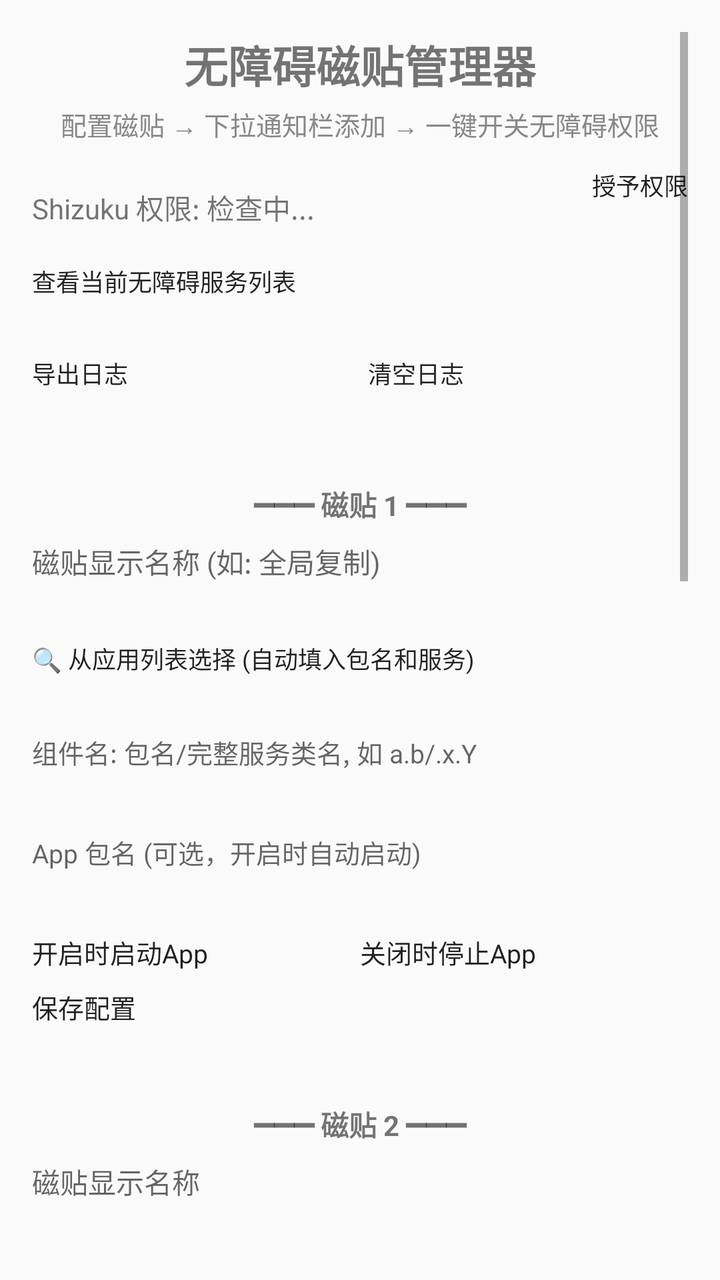
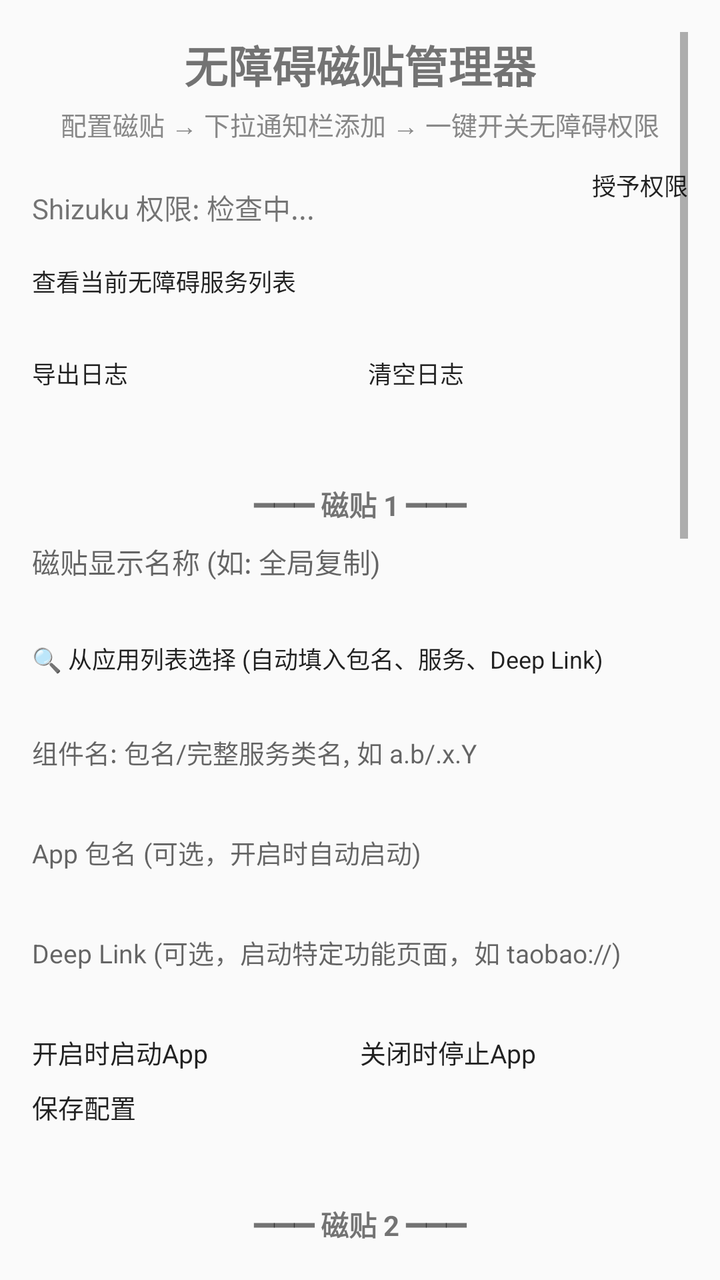

Before-and-after screenshots of an Android layout around one commit, followed by the original layout XML and the change that was made.
<!-- AndroidManifest.xml: application theme AppTheme -->
<!-- res/layout/activity_settings.xml -->
<?xml version="1.0" encoding="utf-8"?>
<ScrollView xmlns:android="http://schemas.android.com/apk/res/android"
    android:layout_width="match_parent"
    android:layout_height="match_parent"
    android:padding="16dp">

    <LinearLayout
        android:layout_width="match_parent"
        android:layout_height="wrap_content"
        android:orientation="vertical"
        android:gravity="center_horizontal">

        
        <TextView
            android:layout_width="wrap_content"
            android:layout_height="wrap_content"
            android:text="无障碍磁贴管理器"
            android:textSize="22sp"
            android:textStyle="bold"
            android:layout_marginBottom="4dp" />

        <TextView
            android:layout_width="wrap_content"
            android:layout_height="wrap_content"
            android:text="配置磁贴 → 下拉通知栏添加 → 一键开关无障碍权限"
            android:textSize="13sp"
            android:textColor="#888888"
            android:layout_marginBottom="12dp" />

        
        <LinearLayout
            android:layout_width="match_parent"
            android:layout_height="wrap_content"
            android:orientation="horizontal"
            android:gravity="center_vertical"
            android:layout_marginBottom="8dp">

            <TextView
                android:id="@+id/tv_shizuku_status"
                android:layout_width="0dp"
                android:layout_height="wrap_content"
                android:layout_weight="1"
                android:text="Shizuku 权限: 检查中..."
                android:textSize="14sp" />

            <Button
                android:id="@+id/btn_request_shizuku"
                android:layout_width="wrap_content"
                android:layout_height="40dp"
                android:text="授予权限"
                android:textSize="12sp" />
        </LinearLayout>

        <Button
            android:id="@+id/btn_show_services"
            android:layout_width="match_parent"
            android:layout_height="40dp"
            android:text="查看当前无障碍服务列表"
            android:textSize="12sp"
            android:layout_marginBottom="6dp" />

        <LinearLayout
            android:layout_width="match_parent"
            android:layout_height="wrap_content"
            android:orientation="horizontal"
            android:layout_marginBottom="16dp">

            <Button
                android:id="@+id/btn_export_log"
                android:layout_width="0dp"
                android:layout_height="40dp"
                android:layout_weight="1"
                android:text="导出日志"
                android:textSize="12sp"
                android:layout_marginEnd="4dp" />

            <Button
                android:id="@+id/btn_clear_log"
                android:layout_width="0dp"
                android:layout_height="40dp"
                android:layout_weight="1"
                android:text="清空日志"
                android:textSize="12sp"
                android:layout_marginStart="4dp" />
        </LinearLayout>

        
        <TextView
            android:layout_width="match_parent"
            android:layout_height="wrap_content"
            android:text="━━━ 磁贴 1 ━━━"
            android:textSize="14sp"
            android:textStyle="bold"
            android:gravity="center"
            android:layout_marginTop="8dp"
            android:layout_marginBottom="8dp" />
        <EditText android:id="@+id/et_label_0" android:layout_width="match_parent" android:layout_height="44dp" android:hint="磁贴显示名称 (如: 全局复制)" android:textSize="14sp" android:inputType="text" android:singleLine="true" android:layout_marginBottom="6dp"/>
        <Button android:id="@+id/btn_pick_app_0" android:layout_width="match_parent" android:layout_height="40dp" android:text="🔍 从应用列表选择 (自动填入包名和服务)" android:textSize="12sp" android:layout_marginBottom="6dp"/>
        <EditText android:id="@+id/et_service_0" android:layout_width="match_parent" android:layout_height="44dp" android:hint="组件名: 包名/完整服务类名, 如 a.b/.x.Y" android:textSize="13sp" android:inputType="text" android:singleLine="true" android:layout_marginBottom="6dp"/>
        <EditText android:id="@+id/et_app_0" android:layout_width="match_parent" android:layout_height="44dp" android:hint="App 包名 (可选，开启时自动启动)" android:textSize="13sp" android:inputType="text" android:singleLine="true" android:layout_marginBottom="6dp"/>
        <LinearLayout android:layout_width="match_parent" android:layout_height="wrap_content" android:orientation="horizontal" android:layout_marginBottom="8dp">
            <CheckBox android:id="@+id/cb_launch_0" android:layout_width="0dp" android:layout_height="wrap_content" android:layout_weight="1" android:text="开启时启动App" android:textSize="13sp" android:checked="true"/>
            <CheckBox android:id="@+id/cb_stop_0" android:layout_width="0dp" android:layout_height="wrap_content" android:layout_weight="1" android:text="关闭时停止App" android:textSize="13sp" android:checked="true"/>
        </LinearLayout>
        <Button android:id="@+id/btn_save_0" android:layout_width="match_parent" android:layout_height="42dp" android:text="保存配置" android:textSize="13sp" />

        
        <TextView android:layout_width="match_parent" android:layout_height="wrap_content" android:text="━━━ 磁贴 2 ━━━" android:textSize="14sp" android:textStyle="bold" android:gravity="center" android:layout_marginTop="16dp" android:layout_marginBottom="8dp"/>
        <EditText android:id="@+id/et_label_1" android:layout_width="match_parent" android:layout_height="44dp" android:hint="磁贴显示名称" android:textSize="14sp" android:inputType="text" android:singleLine="true" android:layout_marginBottom="6dp"/>
        <Button android:id="@+id/btn_pick_app_1" android:layout_width="match_parent" android:layout_height="40dp" android:text="🔍 从应用列表选择 (自动填入包名和服务)" android:textSize="12sp" android:layout_marginBottom="6dp"/>
        <EditText android:id="@+id/et_service_1" android:layout_width="match_parent" android:layout_height="44dp" android:hint="组件名: 包名/完整服务类名, 如 a.b/.x.Y" android:textSize="13sp" android:inputType="text" android:singleLine="true" android:layout_marginBottom="6dp"/>
        <EditText android:id="@+id/et_app_1" android:layout_width="match_parent" android:layout_height="44dp" android:hint="App 包名 (可选)" android:textSize="13sp" android:inputType="text" android:singleLine="true" android:layout_marginBottom="6dp"/>
        <LinearLayout android:layout_width="match_parent" android:layout_height="wrap_content" android:orientation="horizontal" android:layout_marginBottom="8dp">
            <CheckBox android:id="@+id/cb_launch_1" android:layout_width="0dp" android:layout_height="wrap_content" android:layout_weight="1" android:text="开启时启动App" android:textSize="13sp" android:checked="true"/>
            <CheckBox android:id="@+id/cb_stop_1" android:layout_width="0dp" android:layout_height="wrap_content" android:layout_weight="1" android:text="关闭时停止App" android:textSize="13sp" android:checked="true"/>
        </LinearLayout>
        <Button android:id="@+id/btn_save_1" android:layout_width="match_parent" android:layout_height="42dp" android:text="保存配置" android:textSize="13sp" />

        
        <TextView android:layout_width="match_parent" android:layout_height="wrap_content" android:text="━━━ 磁贴 3 ━━━" android:textSize="14sp" android:textStyle="bold" android:gravity="center" android:layout_marginTop="16dp" android:layout_marginBottom="8dp"/>
        <EditText android:id="@+id/et_label_2" android:layout_width="match_parent" android:layout_height="44dp" android:hint="磁贴显示名称" android:textSize="14sp" android:inputType="text" android:singleLine="true" android:layout_marginBottom="6dp"/>
        <Button android:id="@+id/btn_pick_app_2" android:layout_width="match_parent" android:layout_height="40dp" android:text="🔍 从应用列表选择 (自动填入包名和服务)" android:textSize="12sp" android:layout_marginBottom="6dp"/>
        <EditText android:id="@+id/et_service_2" android:layout_width="match_parent" android:layout_height="44dp" android:hint="组件名: 包名/完整服务类名, 如 a.b/.x.Y" android:textSize="13sp" android:inputType="text" android:singleLine="true" android:layout_marginBottom="6dp"/>
        <EditText android:id="@+id/et_app_2" android:layout_width="match_parent" android:layout_height="44dp" android:hint="App 包名 (可选)" android:textSize="13sp" android:inputType="text" android:singleLine="true" android:layout_marginBottom="6dp"/>
        <LinearLayout android:layout_width="match_parent" android:layout_height="wrap_content" android:orientation="horizontal" android:layout_marginBottom="8dp">
            <CheckBox android:id="@+id/cb_launch_2" android:layout_width="0dp" android:layout_height="wrap_content" android:layout_weight="1" android:text="开启时启动App" android:textSize="13sp" android:checked="true"/>
            <CheckBox android:id="@+id/cb_stop_2" android:layout_width="0dp" android:layout_height="wrap_content" android:layout_weight="1" android:text="关闭时停止App" android:textSize="13sp" android:checked="true"/>
        </LinearLayout>
        <Button android:id="@+id/btn_save_2" android:layout_width="match_parent" android:layout_height="42dp" android:text="保存配置" android:textSize="13sp" />

        
        <TextView
            android:layout_width="match_parent"
            android:layout_height="wrap_content"
            android:layout_marginTop="24dp"
            android:textSize="12sp"
            android:textColor="#999999"
            android:text="使用说明:\n1. 点击「授予权限」，通过 adb 或 Shizuku 授权\n   命令: pm grant com.example.acctileman android.permission.WRITE_SECURE_SETTINGS\n2. 授权成功后状态变为绿色「已授权」\n3. ★推荐: 点击「从应用列表选择」自动读取包名和服务名\n   选择应用后自动填入，多个服务会弹窗让你选\n4. 也可手动填写无障碍服务组件名（格式: 包名/服务类名）\n   正确格式: com.camel.corp.universalcopy/com.camel.corp.universalcopy.UniversalCopyService\n   ❌ 错误格式: com.camel.corp.universalcopy （缺少 '/' 和服务类名）\n5. 保存后，下拉通知栏 → 编辑快捷开关 → 添加「无障碍 N」\n6. 点击磁贴即可一键开启/关闭无障碍权限" />

    </LinearLayout>
</ScrollView>
<!-- resources referenced by this layout -->
<resources>
  <style name="AppTheme" parent="android:Theme.Material.Light" />
</resources>

<!-- the commit's change to res/layout/activity_settings.xml (unified diff, before → after) -->
@@ -95,9 +95,10 @@
             android:layout_marginTop="8dp"
             android:layout_marginBottom="8dp" />
         <EditText android:id="@+id/et_label_0" android:layout_width="match_parent" android:layout_height="44dp" android:hint="磁贴显示名称 (如: 全局复制)" android:textSize="14sp" android:inputType="text" android:singleLine="true" android:layout_marginBottom="6dp"/>
-        <Button android:id="@+id/btn_pick_app_0" android:layout_width="match_parent" android:layout_height="40dp" android:text="🔍 从应用列表选择 (自动填入包名和服务)" android:textSize="12sp" android:layout_marginBottom="6dp"/>
+        <Button android:id="@+id/btn_pick_app_0" android:layout_width="match_parent" android:layout_height="40dp" android:text="🔍 从应用列表选择 (自动填入包名、服务、Deep Link)" android:textSize="12sp" android:layout_marginBottom="6dp"/>
         <EditText android:id="@+id/et_service_0" android:layout_width="match_parent" android:layout_height="44dp" android:hint="组件名: 包名/完整服务类名, 如 a.b/.x.Y" android:textSize="13sp" android:inputType="text" android:singleLine="true" android:layout_marginBottom="6dp"/>
         <EditText android:id="@+id/et_app_0" android:layout_width="match_parent" android:layout_height="44dp" android:hint="App 包名 (可选，开启时自动启动)" android:textSize="13sp" android:inputType="text" android:singleLine="true" android:layout_marginBottom="6dp"/>
+        <EditText android:id="@+id/et_deeplink_0" android:layout_width="match_parent" android:layout_height="44dp" android:hint="Deep Link (可选，启动特定功能页面，如 taobao://)" android:textSize="13sp" android:inputType="text" android:singleLine="true" android:layout_marginBottom="6dp"/>
         <LinearLayout android:layout_width="match_parent" android:layout_height="wrap_content" android:orientation="horizontal" android:layout_marginBottom="8dp">
             <CheckBox android:id="@+id/cb_launch_0" android:layout_width="0dp" android:layout_height="wrap_content" android:layout_weight="1" android:text="开启时启动App" android:textSize="13sp" android:checked="true"/>
             <CheckBox android:id="@+id/cb_stop_0" android:layout_width="0dp" android:layout_height="wrap_content" android:layout_weight="1" android:text="关闭时停止App" android:textSize="13sp" android:checked="true"/>
@@ -107,9 +108,10 @@
         
         <TextView android:layout_width="match_parent" android:layout_height="wrap_content" android:text="━━━ 磁贴 2 ━━━" android:textSize="14sp" android:textStyle="bold" android:gravity="center" android:layout_marginTop="16dp" android:layout_marginBottom="8dp"/>
         <EditText android:id="@+id/et_label_1" android:layout_width="match_parent" android:layout_height="44dp" android:hint="磁贴显示名称" android:textSize="14sp" android:inputType="text" android:singleLine="true" android:layout_marginBottom="6dp"/>
-        <Button android:id="@+id/btn_pick_app_1" android:layout_width="match_parent" android:layout_height="40dp" android:text="🔍 从应用列表选择 (自动填入包名和服务)" android:textSize="12sp" android:layout_marginBottom="6dp"/>
+        <Button android:id="@+id/btn_pick_app_1" android:layout_width="match_parent" android:layout_height="40dp" android:text="🔍 从应用列表选择 (自动填入包名、服务、Deep Link)" android:textSize="12sp" android:layout_marginBottom="6dp"/>
         <EditText android:id="@+id/et_service_1" android:layout_width="match_parent" android:layout_height="44dp" android:hint="组件名: 包名/完整服务类名, 如 a.b/.x.Y" android:textSize="13sp" android:inputType="text" android:singleLine="true" android:layout_marginBottom="6dp"/>
         <EditText android:id="@+id/et_app_1" android:layout_width="match_parent" android:layout_height="44dp" android:hint="App 包名 (可选)" android:textSize="13sp" android:inputType="text" android:singleLine="true" android:layout_marginBottom="6dp"/>
+        <EditText android:id="@+id/et_deeplink_1" android:layout_width="match_parent" android:layout_height="44dp" android:hint="Deep Link (可选，启动特定功能页面)" android:textSize="13sp" android:inputType="text" android:singleLine="true" android:layout_marginBottom="6dp"/>
         <LinearLayout android:layout_width="match_parent" android:layout_height="wrap_content" android:orientation="horizontal" android:layout_marginBottom="8dp">
             <CheckBox android:id="@+id/cb_launch_1" android:layout_width="0dp" android:layout_height="wrap_content" android:layout_weight="1" android:text="开启时启动App" android:textSize="13sp" android:checked="true"/>
             <CheckBox android:id="@+id/cb_stop_1" android:layout_width="0dp" android:layout_height="wrap_content" android:layout_weight="1" android:text="关闭时停止App" android:textSize="13sp" android:checked="true"/>
@@ -119,9 +121,10 @@
         
         <TextView android:layout_width="match_parent" android:layout_height="wrap_content" android:text="━━━ 磁贴 3 ━━━" android:textSize="14sp" android:textStyle="bold" android:gravity="center" android:layout_marginTop="16dp" android:layout_marginBottom="8dp"/>
         <EditText android:id="@+id/et_label_2" android:layout_width="match_parent" android:layout_height="44dp" android:hint="磁贴显示名称" android:textSize="14sp" android:inputType="text" android:singleLine="true" android:layout_marginBottom="6dp"/>
-        <Button android:id="@+id/btn_pick_app_2" android:layout_width="match_parent" android:layout_height="40dp" android:text="🔍 从应用列表选择 (自动填入包名和服务)" android:textSize="12sp" android:layout_marginBottom="6dp"/>
+        <Button android:id="@+id/btn_pick_app_2" android:layout_width="match_parent" android:layout_height="40dp" android:text="🔍 从应用列表选择 (自动填入包名、服务、Deep Link)" android:textSize="12sp" android:layout_marginBottom="6dp"/>
         <EditText android:id="@+id/et_service_2" android:layout_width="match_parent" android:layout_height="44dp" android:hint="组件名: 包名/完整服务类名, 如 a.b/.x.Y" android:textSize="13sp" android:inputType="text" android:singleLine="true" android:layout_marginBottom="6dp"/>
         <EditText android:id="@+id/et_app_2" android:layout_width="match_parent" android:layout_height="44dp" android:hint="App 包名 (可选)" android:textSize="13sp" android:inputType="text" android:singleLine="true" android:layout_marginBottom="6dp"/>
+        <EditText android:id="@+id/et_deeplink_2" android:layout_width="match_parent" android:layout_height="44dp" android:hint="Deep Link (可选，启动特定功能页面)" android:textSize="13sp" android:inputType="text" android:singleLine="true" android:layout_marginBottom="6dp"/>
         <LinearLayout android:layout_width="match_parent" android:layout_height="wrap_content" android:orientation="horizontal" android:layout_marginBottom="8dp">
             <CheckBox android:id="@+id/cb_launch_2" android:layout_width="0dp" android:layout_height="wrap_content" android:layout_weight="1" android:text="开启时启动App" android:textSize="13sp" android:checked="true"/>
             <CheckBox android:id="@+id/cb_stop_2" android:layout_width="0dp" android:layout_height="wrap_content" android:layout_weight="1" android:text="关闭时停止App" android:textSize="13sp" android:checked="true"/>
@@ -135,7 +138,7 @@
             android:layout_marginTop="24dp"
             android:textSize="12sp"
             android:textColor="#999999"
-            android:text="使用说明:\n1. 点击「授予权限」，通过 adb 或 Shizuku 授权\n   命令: pm grant com.example.acctileman android.permission.WRITE_SECURE_SETTINGS\n2. 授权成功后状态变为绿色「已授权」\n3. ★推荐: 点击「从应用列表选择」自动读取包名和服务名\n   选择应用后自动填入，多个服务会弹窗让你选\n4. 也可手动填写无障碍服务组件名（格式: 包名/服务类名）\n   正确格式: com.camel.corp.universalcopy/com.camel.corp.universalcopy.UniversalCopyService\n   ❌ 错误格式: com.camel.corp.universalcopy （缺少 '/' 和服务类名）\n5. 保存后，下拉通知栏 → 编辑快捷开关 → 添加「无障碍 N」\n6. 点击磁贴即可一键开启/关闭无障碍权限" />
+            android:text="使用说明:\n1. 点击「授予权限」，通过 adb 或 Shizuku 授权\n   命令: pm grant com.example.acctileman android.permission.WRITE_SECURE_SETTINGS\n2. 授权成功后状态变为绿色「已授权」\n3. ★推荐: 点击「从应用列表选择」自动读取包名和服务名\n   选择应用后自动填入，多个服务/Deep Link 会弹窗让你选\n4. Deep Link (可选): 填入后开启磁贴会启动特定功能页面\n   如 taobao://  alipays://  等\n5. 也可手动填写无障碍服务组件名（格式: 包名/服务类名）\n6. 保存后，下拉通知栏 → 编辑快捷开关 → 添加「无障碍 N」\n7. 点击磁贴即可一键开启/关闭无障碍权限" />
 
     </LinearLayout>
 </ScrollView>
